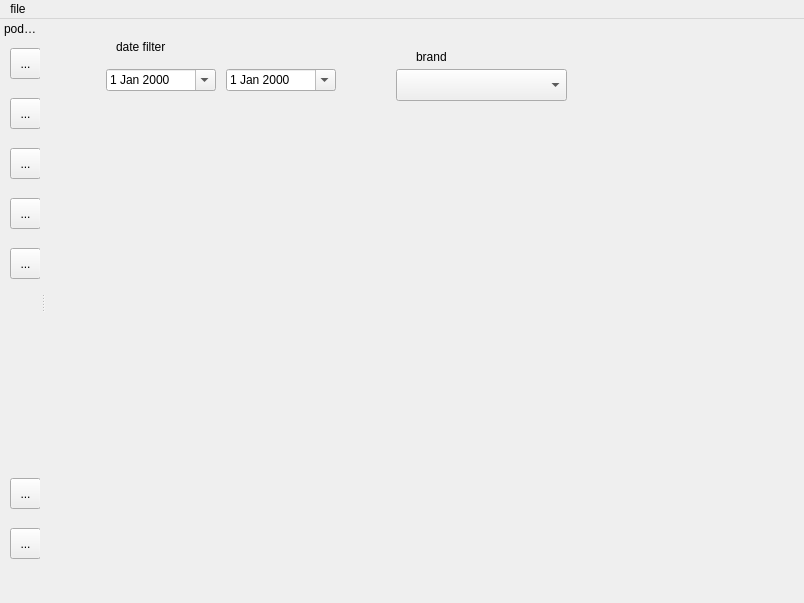
Before: the Qt Designer form homepage/homepage.ui in koto-moya/harmonic, drawn with Qt 5.
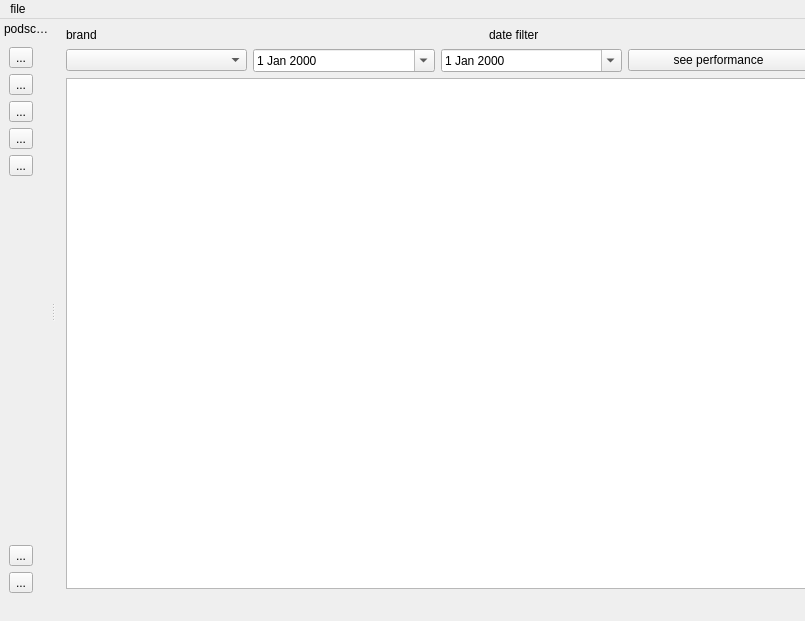
After: the same form once the commit is applied. Icons and pictures are not drawn.

Diff of the .ui file:
```diff
--- a/homepage/homepage.ui
+++ b/homepage/homepage.ui
@@ -9,23 +9,41 @@
    <rect>
     <x>0</x>
     <y>0</y>
-    <width>804</width>
-    <height>603</height>
+    <width>805</width>
+    <height>621</height>
    </rect>
   </property>
+  <property name="sizePolicy">
+   <sizepolicy hsizetype="Expanding" vsizetype="Expanding">
+    <horstretch>0</horstretch>
+    <verstretch>0</verstretch>
+   </sizepolicy>
+  </property>
   <property name="windowTitle">
    <string>MainWindow</string>
   </property>
   <widget class="QWidget" name="centralwidget">
+   <property name="sizePolicy">
+    <sizepolicy hsizetype="Expanding" vsizetype="Expanding">
+     <horstretch>0</horstretch>
+     <verstretch>0</verstretch>
+    </sizepolicy>
+   </property>
    <widget class="QStackedWidget" name="stackedWidget">
     <property name="geometry">
      <rect>
-      <x>20</x>
-      <y>10</y>
-      <width>721</width>
-      <height>541</height>
+      <x>1</x>
+      <y>-2</y>
+      <width>761</width>
+      <height>581</height>
      </rect>
     </property>
+    <property name="sizePolicy">
+     <sizepolicy hsizetype="Expanding" vsizetype="Expanding">
+      <horstretch>0</horstretch>
+      <verstretch>0</verstretch>
+     </sizepolicy>
+    </property>
     <property name="currentIndex">
      <number>2</number>
     </property>
@@ -122,68 +140,105 @@
      </widget>
     </widget>
     <widget class="QWidget" name="brandperformance">
-     <widget class="QDateEdit" name="de_startdate">
-      <property name="geometry">
-       <rect>
-        <x>40</x>
-        <y>40</y>
-        <width>110</width>
-        <height>22</height>
-       </rect>
-      </property>
-      <property name="calendarPopup">
-       <bool>true</bool>
+     <property name="sizePolicy">
+      <sizepolicy hsizetype="Expanding" vsizetype="Expanding">
+       <horstretch>0</horstretch>
+       <verstretch>0</verstretch>
+      </sizepolicy>
+     </property>
+     <layout class="QVBoxLayout" name="verticalLayout_2">
+      <property name="sizeConstraint">
+       <enum>QLayout::SizeConstraint::SetMaximumSize</enum>
       </property>
-     </widget>
-     <widget class="QDateEdit" name="de_enddate">
-      <property name="geometry">
-       <rect>
-        <x>160</x>
-        <y>40</y>
-        <width>110</width>
-        <height>22</height>
-       </rect>
-      </property>
-      <property name="calendarPopup">
-       <bool>true</bool>
-      </property>
-     </widget>
-     <widget class="QComboBox" name="cb_brandfilter">
-      <property name="geometry">
-       <rect>
-        <x>330</x>
-        <y>40</y>
-        <width>171</width>
-        <height>32</height>
-       </rect>
-      </property>
-     </widget>
+      <item>
+       <layout class="QHBoxLayout" name="horizontalLayout_2">
+        <item>
+         <widget class="QLabel" name="lbl_brandfilter">
+          <property name="text">
+           <string>brand</string>
+          </property>
+         </widget>
+        </item>
+        <item>
+         <spacer name="horizontalSpacer_2">
+          <property name="orientation">
+           <enum>Qt::Orientation::Horizontal</enum>
+          </property>
+          <property name="sizeType">
+           <enum>QSizePolicy::Policy::Fixed</enum>
+          </property>
+          <property name="sizeHint" stdset="0">
+           <size>
+            <width>98</width>
+            <height>17</height>
+           </size>
+          </property>
+         </spacer>
+        </item>
+        <item>
      <widget class="QLabel" name="lbl_datefilter">
-      <property name="geometry">
-       <rect>
-        <x>50</x>
-        <y>10</y>
-        <width>61</width>
-        <height>16</height>
-       </rect>
-      </property>
       <property name="text">
        <string>date filter</string>
       </property>
      </widget>
-     <widget class="QLabel" name="lbl_brandfilter">
-      <property name="geometry">
-       <rect>
-        <x>350</x>
-        <y>20</y>
-        <width>61</width>
-        <height>16</height>
-       </rect>
-      </property>
+        </item>
+        <item>
+         <spacer name="horizontalSpacer">
+          <property name="orientation">
+           <enum>Qt::Orientation::Horizontal</enum>
+          </property>
+          <property name="sizeType">
+           <enum>QSizePolicy::Policy::Minimum</enum>
+          </property>
+          <property name="sizeHint" stdset="0">
+           <size>
+            <width>1</width>
+            <height>1</height>
+           </size>
+          </property>
+         </spacer>
+        </item>
+       </layout>
+      </item>
+      <item>
+       <layout class="QHBoxLayout" name="horizontalLayout">
+        <item>
+         <widget class="QComboBox" name="cb_brandfilter"/>
+        </item>
+        <item>
+         <widget class="QDateEdit" name="de_startdate">
+          <property name="calendarPopup">
+           <bool>true</bool>
+          </property>
+         </widget>
+        </item>
+        <item>
+         <widget class="QDateEdit" name="de_enddate">
+          <property name="calendarPopup">
+           <bool>true</bool>
+          </property>
+         </widget>
+        </item>
+        <item>
+         <widget class="QPushButton" name="bt_seeperformance">
       <property name="text">
-       <string>brand</string>
-      </property>
-     </widget>
+           <string>see performance</string>
+          </property>
+         </widget>
+        </item>
+       </layout>
+      </item>
+      <item>
+       <widget class="QTableView" name="tbl_brandperformance">
+        <property name="sizePolicy">
+         <sizepolicy hsizetype="Expanding" vsizetype="Expanding">
+          <horstretch>0</horstretch>
+          <verstretch>0</verstretch>
+         </sizepolicy>
+        </property>
+       </widget>
+      </item>
+     </layout>
     </widget>
     <widget class="QWidget" name="page">
      <widget class="QLabel" name="lbl_newcode">
@@ -592,7 +647,7 @@
     <rect>
      <x>0</x>
      <y>0</y>
-     <width>804</width>
+     <width>805</width>
      <height>24</height>
     </rect>
    </property>
@@ -630,8 +685,8 @@
    </property>
    <property name="minimumSize">
     <size>
-     <width>40</width>
-     <height>38</height>
+     <width>50</width>
+     <height>288</height>
     </size>
    </property>
    <property name="font">
@@ -649,15 +704,9 @@
     <number>1</number>
    </attribute>
    <widget class="QWidget" name="dockWidgetContents">
+    <layout class="QVBoxLayout" name="verticalLayout_3">
+     <item>
     <widget class="QToolButton" name="bt_home">
-     <property name="geometry">
-      <rect>
-       <x>10</x>
-       <y>10</y>
-       <width>31</width>
-       <height>31</height>
-      </rect>
-     </property>
      <property name="text">
       <string>...</string>
      </property>
@@ -665,15 +714,9 @@
       <iconset theme="QIcon::ThemeIcon::GoHome"/>
      </property>
     </widget>
+     </item>
+     <item>
     <widget class="QToolButton" name="bt_chat">
-     <property name="geometry">
-      <rect>
-       <x>10</x>
-       <y>60</y>
-       <width>31</width>
-       <height>31</height>
-      </rect>
-     </property>
      <property name="text">
       <string>...</string>
      </property>
@@ -681,15 +724,9 @@
       <iconset theme="QIcon::ThemeIcon::WeatherStorm"/>
      </property>
     </widget>
+     </item>
+     <item>
     <widget class="QToolButton" name="bt_brandperformance">
-     <property name="geometry">
-      <rect>
-       <x>10</x>
-       <y>110</y>
-       <width>31</width>
-       <height>31</height>
-      </rect>
-     </property>
      <property name="text">
       <string>...</string>
      </property>
@@ -697,31 +734,9 @@
       <iconset theme="QIcon::ThemeIcon::MailMarkImportant"/>
      </property>
     </widget>
-    <widget class="QToolButton" name="bt_settings">
-     <property name="geometry">
-      <rect>
-       <x>10</x>
-       <y>490</y>
-       <width>31</width>
-       <height>31</height>
-      </rect>
-     </property>
-     <property name="text">
-      <string>...</string>
-     </property>
-     <property name="icon">
-      <iconset theme="QIcon::ThemeIcon::HelpAbout"/>
-     </property>
-    </widget>
+     </item>
+     <item>
     <widget class="QToolButton" name="bt_codepodcastinput">
-     <property name="geometry">
-      <rect>
-       <x>10</x>
-       <y>160</y>
-       <width>31</width>
-       <height>31</height>
-      </rect>
-     </property>
      <property name="text">
       <string>...</string>
      </property>
@@ -729,15 +744,9 @@
       <iconset theme="QIcon::ThemeIcon::MediaEject"/>
      </property>
     </widget>
+     </item>
+     <item>
     <widget class="QToolButton" name="bt_spendinput">
-     <property name="geometry">
-      <rect>
-       <x>10</x>
-       <y>210</y>
-       <width>31</width>
-       <height>31</height>
-      </rect>
-     </property>
      <property name="text">
       <string>...</string>
      </property>
@@ -745,15 +754,22 @@
       <iconset theme="QIcon::ThemeIcon::EditPaste"/>
      </property>
     </widget>
+     </item>
+     <item>
+      <spacer name="verticalSpacer">
+       <property name="orientation">
+        <enum>Qt::Orientation::Vertical</enum>
+       </property>
+       <property name="sizeHint" stdset="0">
+        <size>
+         <width>20</width>
+         <height>285</height>
+        </size>
+       </property>
+      </spacer>
+     </item>
+     <item>
     <widget class="QToolButton" name="bt_refresh">
-     <property name="geometry">
-      <rect>
-       <x>10</x>
-       <y>440</y>
-       <width>31</width>
-       <height>31</height>
-      </rect>
-     </property>
      <property name="text">
       <string>...</string>
      </property>
@@ -761,6 +777,18 @@
       <iconset theme="QIcon::ThemeIcon::MediaSeekForward"/>
      </property>
     </widget>
+     </item>
+     <item>
+      <widget class="QToolButton" name="bt_settings">
+       <property name="text">
+        <string>...</string>
+       </property>
+       <property name="icon">
+        <iconset theme="QIcon::ThemeIcon::HelpAbout"/>
+       </property>
+      </widget>
+     </item>
+    </layout>
    </widget>
   </widget>
   <action name="actionclose">
```
Lines whose indentation alone changed are shown as unchanged.
